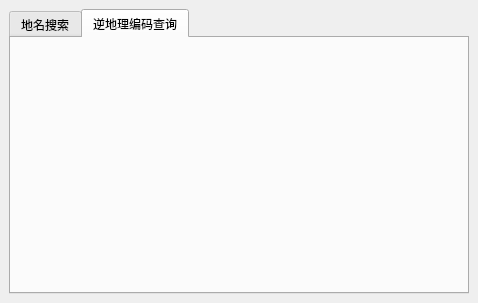
This is ui/search.ui in liuxsdev/qgis-plugin-tianditu as Qt 5 draws it before an edit. The edited form follows.
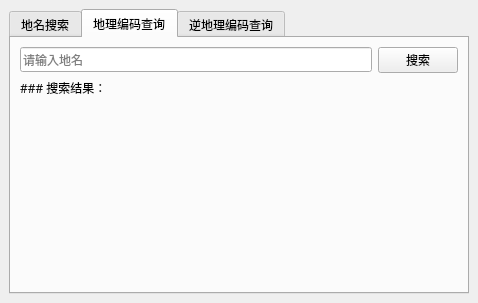
This is the edited form. The open tabs and pages were chosen to show the change.

```diff
--- a/ui/search.ui
+++ b/ui/search.ui
@@ -50,6 +50,79 @@
        </layout>
       </widget>
       <widget class="QWidget" name="tab_2">
+       <attribute name="title">
+        <string>地理编码查询</string>
+       </attribute>
+       <layout class="QVBoxLayout" name="verticalLayout_3">
+        <item>
+         <layout class="QHBoxLayout" name="horizontalLayout">
+          <item>
+           <widget class="QLineEdit" name="lineEdit_2">
+            <property name="inputMask">
+             <string/>
+            </property>
+            <property name="text">
+             <string/>
+            </property>
+            <property name="placeholderText">
+             <string>请输入地名</string>
+            </property>
+           </widget>
+          </item>
+          <item>
+           <widget class="QPushButton" name="pushButton_2">
+            <property name="text">
+             <string>搜索</string>
+            </property>
+           </widget>
+          </item>
+         </layout>
+        </item>
+        <item>
+         <widget class="QLabel" name="label">
+          <property name="text">
+           <string>### 搜索结果：</string>
+          </property>
+          <property name="textFormat">
+           <enum>Qt::MarkdownText</enum>
+          </property>
+          <property name="openExternalLinks">
+           <bool>true</bool>
+          </property>
+          <property name="textInteractionFlags">
+           <set>Qt::LinksAccessibleByMouse|Qt::TextSelectableByMouse</set>
+          </property>
+         </widget>
+        </item>
+        <item>
+         <widget class="QLabel" name="label_2">
+          <property name="text">
+           <string/>
+          </property>
+          <property name="textFormat">
+           <enum>Qt::MarkdownText</enum>
+          </property>
+          <property name="textInteractionFlags">
+           <set>Qt::LinksAccessibleByMouse|Qt::TextSelectableByMouse</set>
+          </property>
+         </widget>
+        </item>
+        <item>
+         <spacer name="verticalSpacer">
+          <property name="orientation">
+           <enum>Qt::Vertical</enum>
+          </property>
+          <property name="sizeHint" stdset="0">
+           <size>
+            <width>20</width>
+            <height>40</height>
+           </size>
+          </property>
+         </spacer>
+        </item>
+       </layout>
+      </widget>
+      <widget class="QWidget" name="tab_3">
        <attribute name="title">
         <string>逆地理编码查询</string>
        </attribute>
```
Left out of the diff: 2 changed lines with no effect on the pictures.
